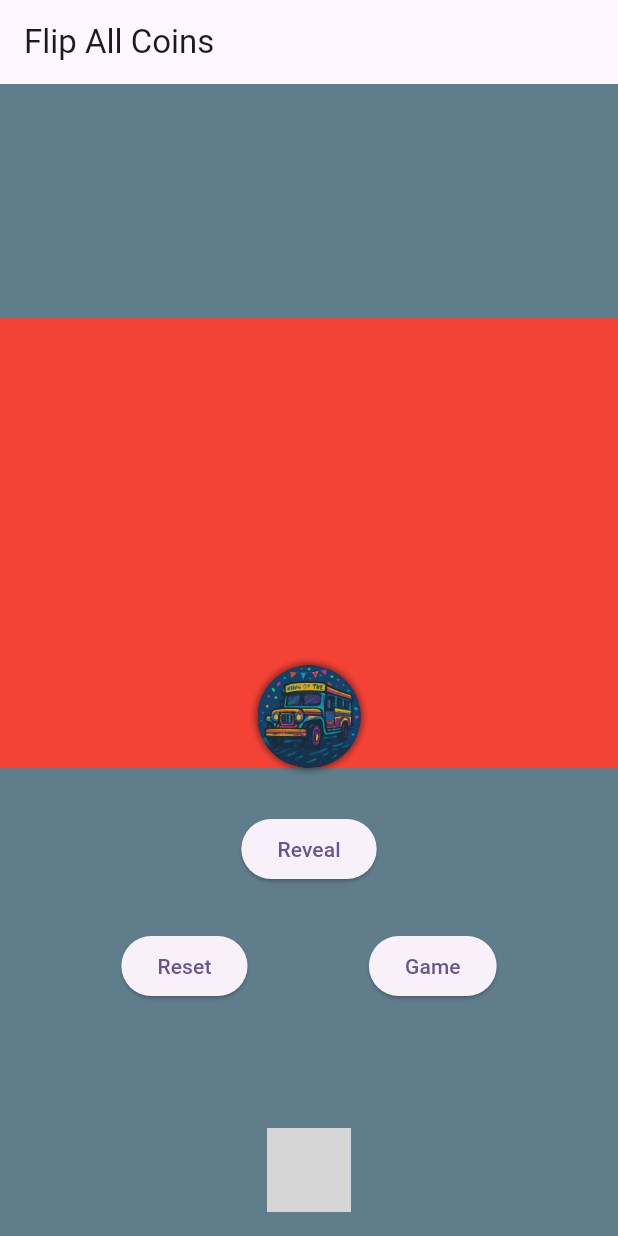
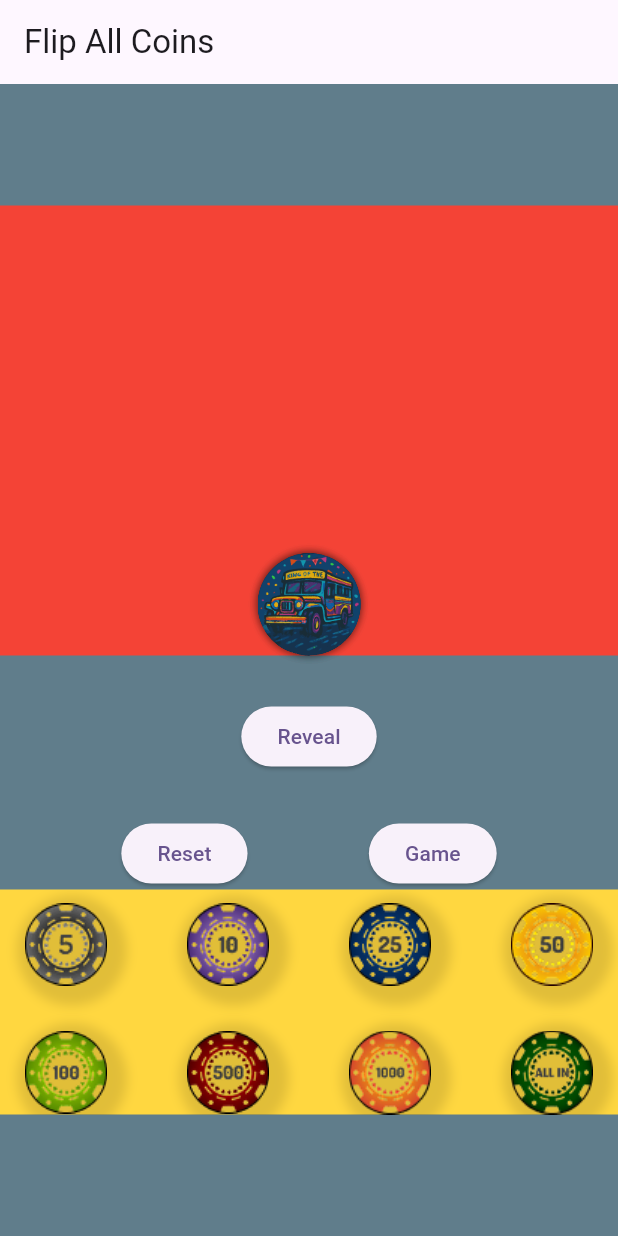
Before and after one commit to Keobiii/flutter_animation, a Flutter app: the screen it shows after launch, on a phone screen of 412 x 824 dp. Run offline on Flutter 3.47's test engine with Material 3 defaults, Android fonts, the phone set to English and light mode, and no system bars; our stand-ins replace flutter_fortune_wheel, rxdart; missing offline and left inert: fab_circular_menu_plus; grey boxes are pictures that could not be loaded.

Commit message:
chips container

```diff
--- a/lib/pages/coins_flip.dart
+++ b/lib/pages/coins_flip.dart
@@ -2,6 +2,7 @@ import 'dart:math';
 
 import 'package:flutter/material.dart';
 import 'package:flutter_animation/pages/widget/coin_flip.dart';
+import 'package:flutter_animation/pages/widget/custom_fab_menu.dart';
 import 'package:flutter_animation/pages/widget/fab_menu.dart';
 
 class CoinsFlip extends StatefulWidget {
@@ -87,6 +88,23 @@ class _CoinsFlipState extends State<CoinsFlip>
     super.dispose();
   }
 
+  final List<String> chipImages = [
+    'assets/images/chips/chip_5.png',
+    'assets/images/chips/chip_10.png',
+    'assets/images/chips/chip_25.png',
+    'assets/images/chips/chip_50.png',
+    'assets/images/chips/chip_100.png',
+    'assets/images/chips/chip_500.png',
+    'assets/images/chips/chip_1000.png',
+    'assets/images/chips/chip_all_in.png',
+  ];
+
+  // Callback function when a chip is selected
+  void onChipSelected(String chipValue) {
+    print('Chip selected: $chipValue');
+    // You can do additional logic here, like adding the chip to the betting amount
+  }
+
   @override
   Widget build(BuildContext context) {
     double screenWidth = MediaQuery.of(context).size.width;
@@ -106,14 +124,17 @@ class _CoinsFlipState extends State<CoinsFlip>
               child: Stack(
                 alignment: Alignment.bottomCenter,
                 children: [
-                  AnimatedAlign( // for alignment
+                  AnimatedAlign(
+                    // for alignment
                     alignment: position1,
                     duration: Duration(milliseconds: 700),
-                    child: AnimatedRotation( // for rotation
+                    child: AnimatedRotation(
+                      // for rotation
                       duration: Duration(milliseconds: 900),
                       alignment: Alignment.center,
                       turns: spinTurns,
-                      child: CoinFlip( // for coin flip
+                      child: CoinFlip(
+                        // for coin flip
                         animation: _animation,
                         coinSize: coinSize,
                       ),
@@ -185,17 +206,94 @@ class _CoinsFlipState extends State<CoinsFlip>
                   },
                   child: Text('Reset'),
                 ),
-                ElevatedButton(onPressed: (){
-                  _alignCoinsThenReveal();
-                }, child: Text('Game'))
+                ElevatedButton(
+                  onPressed: () {
+                    _alignCoinsThenReveal();
+                  },
+                  child: Text('Game'),
+                ),
               ],
+            ),
+
+            // Container(
+            //   padding: EdgeInsets.all(16.0),
+            //   height: 100, // Adjust the height for your chip container
+            //   child: SingleChildScrollView(
+            //     scrollDirection: Axis.horizontal,
+            //     child: Row(
+            //       mainAxisAlignment: MainAxisAlignment.center,
+            //       children:
+            //           chipImages.map((imagePath) {
+            //             return GestureDetector(
+            //               onTap:
+            //                   () => onChipSelected(
+            //                     imagePath,
+            //                   ), // Trigger callback on tap
+            //               child: Padding(
+            //                 padding: const EdgeInsets.symmetric(horizontal: 8),
+            //                 child: Container(
+            //                   width: 60,
+            //                   height: 60,
+            //                   decoration: BoxDecoration(
+            //                     shape: BoxShape.circle,
+            //                     image: DecorationImage(
+            //                       image: AssetImage(imagePath),
+            //                       fit: BoxFit.cover,
+            //                     ),
+            //                   ),
+            //                 ),
+            //               ),
+            //             );
+            //           }).toList(),
+            //     ),
+            //   ),
+            // ),
+            Container(
+              height: 150,
+              color: Colors.amberAccent,
+              width: double.infinity,
+              alignment: Alignment.center,
+              child: GridView.builder(
+                gridDelegate: SliverGridDelegateWithFixedCrossAxisCount(
+                  crossAxisCount: 4,
+                  crossAxisSpacing: 20.0,
+                  mainAxisSpacing: 12.0,
+                  childAspectRatio: 1.2
+                ),
+                itemCount: chipImages.length,
+                itemBuilder: (context, index) {
+                  return GestureDetector(
+                    onTap: () {
+                      onChipSelected(chipImages[index]);
+                    },
+                    child: Container(
+                      decoration: BoxDecoration(
+                        shape: BoxShape.circle,
+                        boxShadow: [
+                          BoxShadow(
+                            color: Colors.black.withAlpha(30),
+                            blurRadius: 6.0,
+                            offset: Offset(4, 4)
+                          )
+                        ]
+                      ),
+                        child: ClipOval(
+                            child: Image.asset(
+                              chipImages[index],
+                            ),
+
+                        ),
+                      ),
+                  );
+                },
+              ),
             ),
           ],
         ),
       ),
 
-      floatingActionButtonLocation: FloatingActionButtonLocation.centerFloat,
-      floatingActionButton: const FabMenu(),
+      // floatingActionButtonLocation: FloatingActionButtonLocation.centerDocked,
+      // floatingActionButton: const FabMenu(),
     );
   }
 }
--- a/lib/pages/widget/fab_menu.dart
+++ b/lib/pages/widget/fab_menu.dart
@@ -7,11 +7,11 @@ class FabMenu extends StatelessWidget {
   @override
   Widget build(BuildContext context) {
     return FabCircularMenuPlus(
-      alignment: Alignment.bottomCenter,
+      alignment: const Alignment(0.0, 1.2), // move menu ring lower
       ringColor: Colors.white,
-      ringDiameter: 400.0,
-      ringWidth: 100.0,
-      fabSize: 64.0,
+      ringDiameter: 500.0,
+      ringWidth: 90.0,
+      fabSize: 60.0,
       fabElevation: 8.0,
       fabIconBorder: const CircleBorder(),
       fabOpenColor: Colors.red,
@@ -26,23 +26,27 @@ class FabMenu extends StatelessWidget {
         debugPrint('FAB menu is ${isOpen ? "open" : "closed"}');
       },
       children: <Widget>[
-        RawMaterialButton(
-          onPressed: () {
-            debugPrint('Home pressed');
-          },
-          shape: const CircleBorder(),
-          padding: const EdgeInsets.all(24.0),
-          child: const Icon(Icons.home, color: Colors.black),
-        ),
-        RawMaterialButton(
-          onPressed: () {
-            debugPrint('People pressed');
-          },
-          shape: const CircleBorder(),
-          padding: const EdgeInsets.all(24.0),
-          child: const Icon(Icons.people, color: Colors.black),
-        ),
+        _chip('assets/images/chips/chip_5.png'),
+        _chip('assets/images/chips/chip_10.png'),
+        _chip('assets/images/chips/chip_25.png'),
+        _chip('assets/images/chips/chip_50.png'),
+        _chip('assets/images/chips/chip_100.png'),
+        _chip('assets/images/chips/chip_500.png'),
+        _chip('assets/images/chips/chip_1000.png'),
       ],
     );
   }
+
+  Widget _chip(String assetPath) {
+    return RawMaterialButton(
+      onPressed: () {},
+      shape: const CircleBorder(),
+      padding: const EdgeInsets.all(16.0),
+      child: SizedBox(
+        height: 40,
+        width: 40,
+        child: Image.asset(assetPath, fit: BoxFit.fill),
+      ),
+    );
+  }
 }
--- a/pubspec.yaml
+++ b/pubspec.yaml
@@ -67,6 +67,7 @@ flutter:
     - assets/images/pog1.png
     - assets/images/pog2.png
     - assets/images/equalizer.png
+    - assets/images/chips/
   #   - images/a_dot_ham.jpeg
 
   # An image asset can refer to one or more resolution-specific "variants", see
```
Also changed, not shown: lib/pages/widget/custom_fab_menu.dart (added, +89 -0 lines), assets/images/chips/chip_10.png (added), assets/images/chips/chip_100.png (added), assets/images/chips/chip_1000.png (added), assets/images/chips/chip_25.png (added), assets/images/chips/chip_5.png (added), assets/images/chips/chip_50.png (added), assets/images/chips/chip_500.png (added), assets/images/chips/chip_all_in.png (added).
